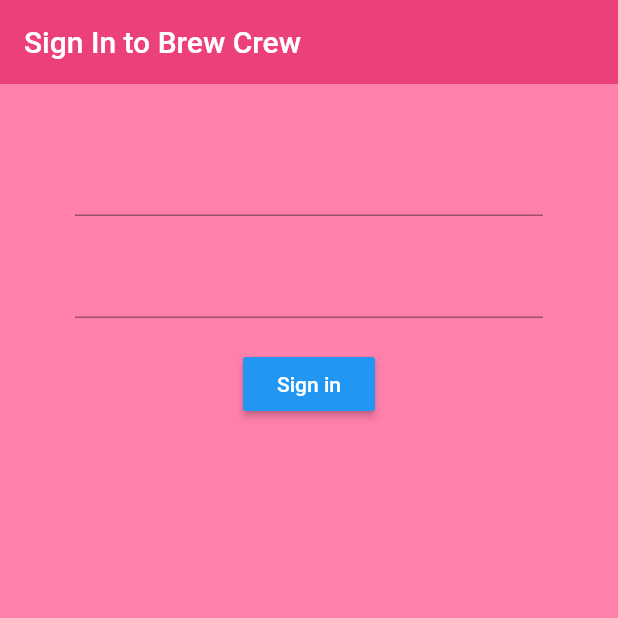
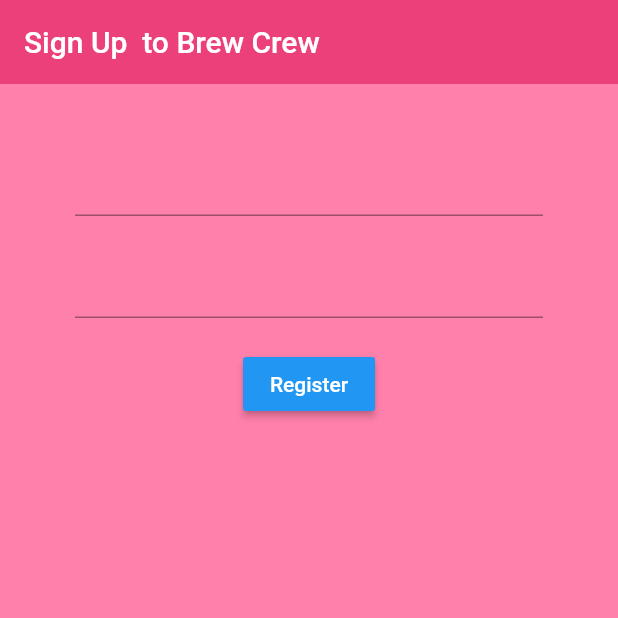
Before and after one commit to swatiprajapati08/Brew_Icecream, a Flutter app: the screen it shows after launch, on a phone screen of 412 x 824 dp, the top half of it. Run offline on Flutter 3.47's test engine with Material 2 defaults, Android fonts, the phone set to English and light mode, and no system bars; our stand-ins replace firebase_auth; accounts and stored records are empty.

Commit message:
add register.dart

```diff
--- a/lib/screen/authenticate/authenicate.dart
+++ b/lib/screen/authenticate/authenicate.dart
@@ -1,5 +1,6 @@
 import 'package:brew_crew/screen/authenticate/sign_in.dart';
 import 'package:flutter/material.dart';
+import 'package:brew_crew/screen/authenticate/register.dart';
 
 class Authenticate extends StatefulWidget {
   @override
@@ -10,7 +11,7 @@
   @override
   Widget build(BuildContext context) {
     return Container(
-      child: SignIn(),
+      child: Register(),
 
     );
   }
--- /dev/null
+++ b/lib/screen/authenticate/register.dart
@@ -0,0 +1,59 @@
+import 'package:brew_crew/service/auth.dart';
+import 'package:flutter/material.dart';
+
+class Register extends StatefulWidget {
+  @override
+  _RegisterState createState() => _RegisterState();
+}
+
+class _RegisterState extends State<Register> {
+  final AuthService _auth = AuthService();
+
+  String email = '';
+  String password = '';
+  @override
+  Widget build(BuildContext context) {
+    return Scaffold(
+      backgroundColor: Colors.pinkAccent[100],
+      appBar: AppBar(
+        backgroundColor: Colors.pink[400],
+        elevation: 0.0,
+        title: Text('Sign Up  to Brew Crew'),
+      ),
+      body: Container(
+        padding: EdgeInsets.symmetric(vertical: 20.0, horizontal: 50.0),
+        child: Form(
+          child: Column(
+            children: <Widget>[
+              SizedBox(height: 20.0),
+              TextFormField(
+                onChanged: (val) {
+                  setState(() => email = val);
+                },
+              ),
+              SizedBox(height: 20.0),
+              TextFormField(
+                  obscureText: true,
+                  onChanged: (val) {
+                    setState(() {
+                      password = val;
+                    });
+                  }),
+              SizedBox(height: 20.0),
+              RaisedButton(
+                  color: Colors.blue,
+                  child: Text(
+                    'Register',
+                    style: TextStyle(color: Colors.white),
+                  ),
+                  onPressed: () async {
+                    print(email);
+                    print(password);
+                  })
+            ],
+          ),
+        ),
+      ),
+    );
+  }
+}
```
